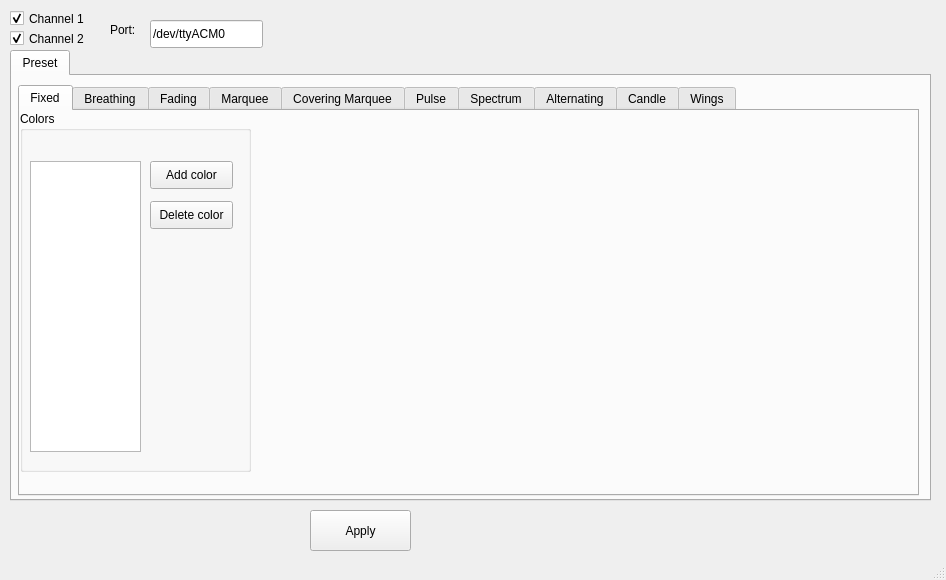
First picture: the form in hue-gui.ui, repository kusti8/hue-plus, before the edit.
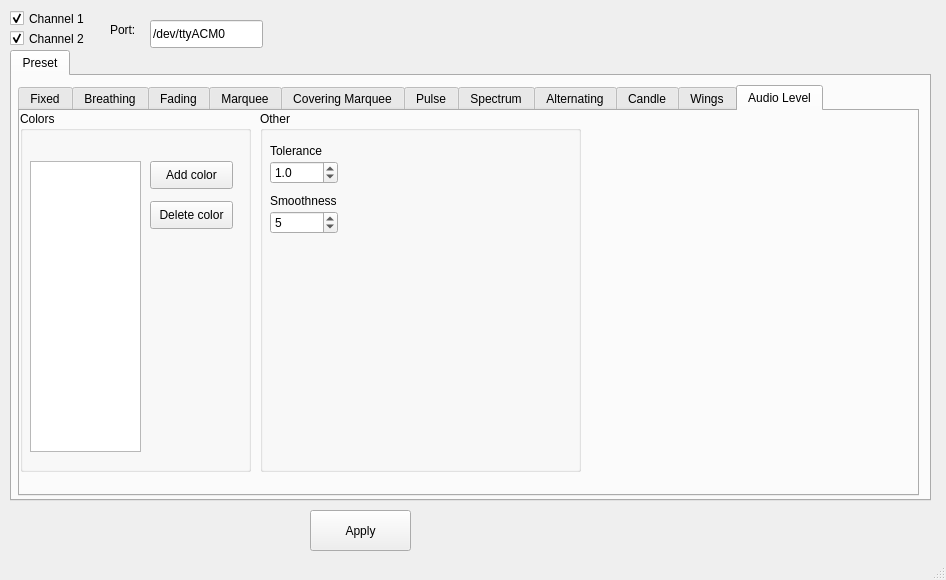
Second picture: the form after the edit. The open tabs and pages were chosen to show the change.

Commit message:
Add audio support
Update readme

Update readme

Patch:
```diff
--- a/hue-gui.ui
+++ b/hue-gui.ui
@@ -1347,6 +1347,131 @@
         </widget>
        </widget>
       </widget>
+      <widget class="QWidget" name="audioLevelTab">
+       <attribute name="title">
+        <string>Audio Level</string>
+       </attribute>
+       <widget class="QGroupBox" name="groupBox_21">
+        <property name="geometry">
+         <rect>
+          <x>240</x>
+          <y>0</y>
+          <width>321</width>
+          <height>361</height>
+         </rect>
+        </property>
+        <property name="title">
+         <string>Other</string>
+        </property>
+        <widget class="QLabel" name="label_60">
+         <property name="geometry">
+          <rect>
+           <x>10</x>
+           <y>30</y>
+           <width>62</width>
+           <height>20</height>
+          </rect>
+         </property>
+         <property name="text">
+          <string>Tolerance</string>
+         </property>
+        </widget>
+        <widget class="QLabel" name="label_61">
+         <property name="geometry">
+          <rect>
+           <x>10</x>
+           <y>80</y>
+           <width>81</width>
+           <height>20</height>
+          </rect>
+         </property>
+         <property name="text">
+          <string>Smoothness</string>
+         </property>
+        </widget>
+        <widget class="QDoubleSpinBox" name="audioLevelTolerance">
+         <property name="geometry">
+          <rect>
+           <x>10</x>
+           <y>50</y>
+           <width>68</width>
+           <height>23</height>
+          </rect>
+         </property>
+         <property name="decimals">
+          <number>1</number>
+         </property>
+         <property name="value">
+          <double>1.000000000000000</double>
+         </property>
+        </widget>
+        <widget class="QDoubleSpinBox" name="audioLevelSmooth">
+         <property name="geometry">
+          <rect>
+           <x>10</x>
+           <y>100</y>
+           <width>68</width>
+           <height>23</height>
+          </rect>
+         </property>
+         <property name="decimals">
+          <number>0</number>
+         </property>
+         <property name="value">
+          <double>5.000000000000000</double>
+         </property>
+        </widget>
+       </widget>
+       <widget class="QGroupBox" name="groupBox_10">
+        <property name="geometry">
+         <rect>
+          <x>0</x>
+          <y>0</y>
+          <width>231</width>
+          <height>361</height>
+         </rect>
+        </property>
+        <property name="title">
+         <string>Colors</string>
+        </property>
+        <widget class="QListWidget" name="audioLevelList">
+         <property name="geometry">
+          <rect>
+           <x>10</x>
+           <y>50</y>
+           <width>111</width>
+           <height>291</height>
+          </rect>
+         </property>
+        </widget>
+        <widget class="QPushButton" name="audioLevelAdd">
+         <property name="geometry">
+          <rect>
+           <x>130</x>
+           <y>50</y>
+           <width>83</width>
+           <height>28</height>
+          </rect>
+         </property>
+         <property name="text">
+          <string>Add color</string>
+         </property>
+        </widget>
+        <widget class="QPushButton" name="audioLevelDelete">
+         <property name="geometry">
+          <rect>
+           <x>130</x>
+           <y>90</y>
+           <width>83</width>
+           <height>28</height>
+          </rect>
+         </property>
+         <property name="text">
+          <string>Delete color</string>
+         </property>
+        </widget>
+       </widget>
+      </widget>
      </widget>
     </widget>
    </widget>
```
The commit also changes 5 other files.
